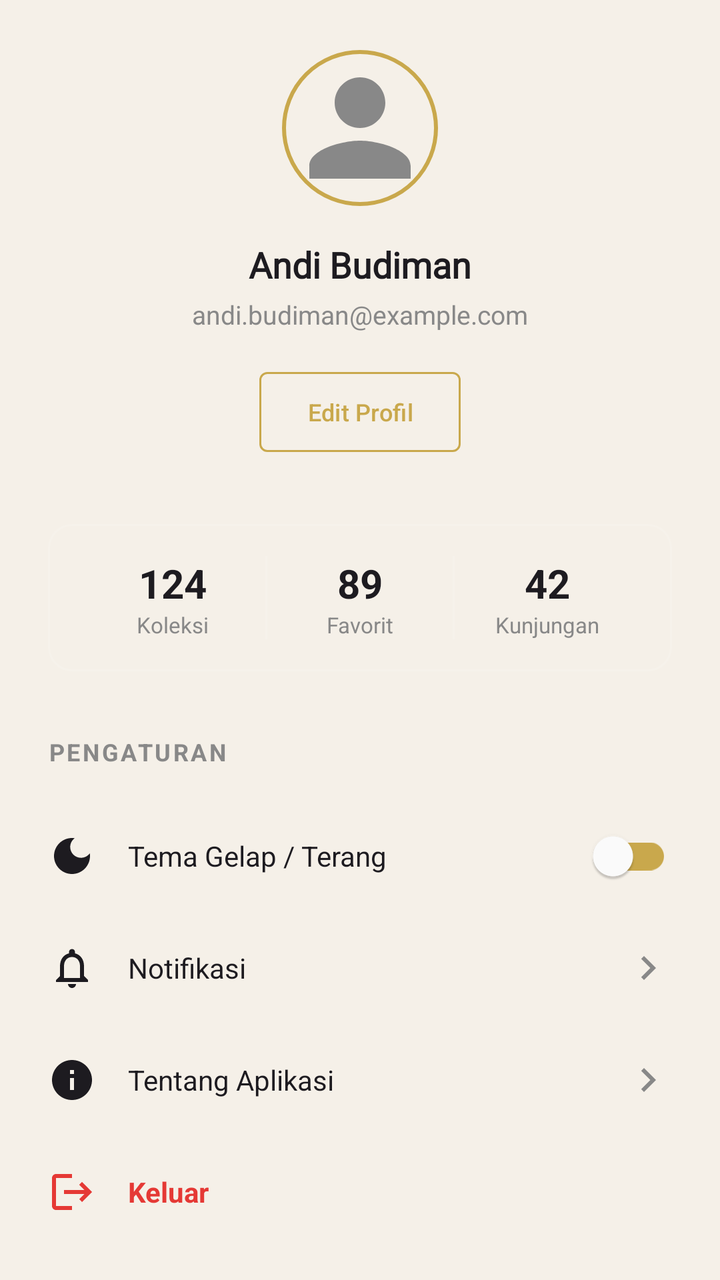
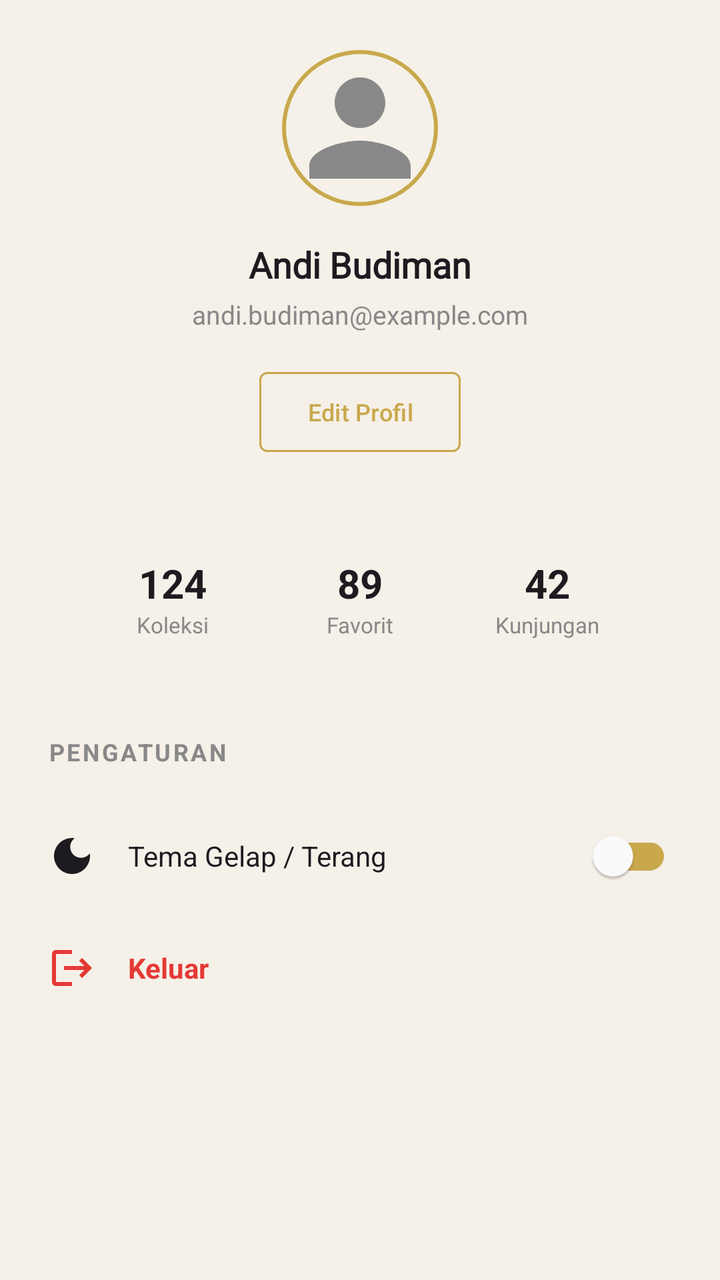

Compare the two renders of this Android layout. The source of the first and the diff that turns it into the second are given below.
<!-- AndroidManifest.xml: application theme Theme.MUSE -->
<!-- res/layout/fragment_user.xml -->
<?xml version="1.0" encoding="utf-8"?>
<androidx.core.widget.NestedScrollView xmlns:android="http://schemas.android.com/apk/res/android"
    xmlns:app="http://schemas.android.com/apk/res-auto"
    xmlns:tools="http://schemas.android.com/tools"
    android:layout_width="match_parent"
    android:layout_height="match_parent"
    android:background="?attr/colorSurface">

    <androidx.constraintlayout.widget.ConstraintLayout
        android:layout_width="match_parent"
        android:layout_height="wrap_content"
        android:padding="24dp">

        
        <com.google.android.material.imageview.ShapeableImageView
            android:id="@+id/ivAvatar"
            android:layout_width="80dp"
            android:layout_height="80dp"
            android:padding="2dp"
            android:scaleType="centerCrop"
            android:src="@drawable/ic_avatar_placeholder"
            app:layout_constraintEnd_toEndOf="parent"
            app:layout_constraintStart_toStartOf="parent"
            app:layout_constraintTop_toTopOf="parent"
            app:shapeAppearanceOverlay="@style/CircleImage"
            app:strokeColor="@color/muse_gold"
            app:strokeWidth="2dp" />

        <TextView
            android:id="@+id/tvName"
            android:layout_width="wrap_content"
            android:layout_height="wrap_content"
            android:layout_marginTop="16dp"
            android:fontFamily="@font/playfair_display"
            android:text="@string/default_user_name"
            android:textColor="?attr/colorOnSurface"
            android:textSize="18sp"
            android:textStyle="bold"
            app:layout_constraintEnd_toEndOf="parent"
            app:layout_constraintStart_toStartOf="parent"
            app:layout_constraintTop_toBottomOf="@id/ivAvatar" />

        <TextView
            android:id="@+id/tvEmail"
            android:layout_width="wrap_content"
            android:layout_height="wrap_content"
            android:layout_marginTop="4dp"
            android:text="@string/default_user_email"
            android:textColor="#888888"
            android:textSize="13sp"
            app:layout_constraintEnd_toEndOf="parent"
            app:layout_constraintStart_toStartOf="parent"
            app:layout_constraintTop_toBottomOf="@id/tvName" />

        <com.google.android.material.button.MaterialButton
            android:id="@+id/btnEditProfile"
            style="@style/Widget.Material3.Button.OutlinedButton"
            android:layout_width="wrap_content"
            android:layout_height="wrap_content"
            android:layout_marginTop="16dp"
            android:paddingHorizontal="24dp"
            android:text="@string/edit_profile"
            android:textColor="@color/muse_gold"
            android:textSize="12sp"
            app:cornerRadius="4dp"
            app:layout_constraintEnd_toEndOf="parent"
            app:layout_constraintStart_toStartOf="parent"
            app:layout_constraintTop_toBottomOf="@id/tvEmail"
            app:strokeColor="@color/muse_gold" />

        
        <com.google.android.material.card.MaterialCardView
            android:id="@+id/statsCard"
            android:layout_width="match_parent"
            android:layout_height="wrap_content"
            android:layout_marginTop="32dp"
            app:cardCornerRadius="12dp"
            app:cardElevation="0dp"
            app:layout_constraintTop_toBottomOf="@id/btnEditProfile"
            app:strokeColor="#22FFFFFF"
            app:strokeWidth="1dp">

            <LinearLayout
                android:layout_width="match_parent"
                android:layout_height="wrap_content"
                android:baselineAligned="false"
                android:orientation="horizontal"
                android:padding="16dp">

                <LinearLayout
                    android:layout_width="0dp"
                    android:layout_height="wrap_content"
                    android:layout_weight="1"
                    android:gravity="center"
                    android:orientation="vertical">
                    <TextView
                        android:id="@+id/tvStatKoleksi"
                        android:layout_width="wrap_content"
                        android:layout_height="wrap_content"
                        android:text="124"
                        android:textColor="?attr/colorOnSurface"
                        android:textSize="20sp"
                        android:textStyle="bold" />
                    <TextView
                        android:layout_width="wrap_content"
                        android:layout_height="wrap_content"
                        android:text="@string/stat_collection"
                        android:textColor="#888888"
                        android:textSize="11sp" />
                </LinearLayout>

                <View
                    android:layout_width="1dp"
                    android:layout_height="match_parent"
                    android:background="#22FFFFFF" />

                <LinearLayout
                    android:layout_width="0dp"
                    android:layout_height="wrap_content"
                    android:layout_weight="1"
                    android:gravity="center"
                    android:orientation="vertical">
                    <TextView
                        android:id="@+id/tvStatFavorit"
                        android:layout_width="wrap_content"
                        android:layout_height="wrap_content"
                        android:text="89"
                        android:textColor="?attr/colorOnSurface"
                        android:textSize="20sp"
                        android:textStyle="bold" />
                    <TextView
                        android:layout_width="wrap_content"
                        android:layout_height="wrap_content"
                        android:text="@string/stat_favorite"
                        android:textColor="#888888"
                        android:textSize="11sp" />
                </LinearLayout>

                <View
                    android:layout_width="1dp"
                    android:layout_height="match_parent"
                    android:background="#22FFFFFF" />

                <LinearLayout
                    android:layout_width="0dp"
                    android:layout_height="wrap_content"
                    android:layout_weight="1"
                    android:gravity="center"
                    android:orientation="vertical">
                    <TextView
                        android:id="@+id/tvStatKunjungan"
                        android:layout_width="wrap_content"
                        android:layout_height="wrap_content"
                        android:text="42"
                        android:textColor="?attr/colorOnSurface"
                        android:textSize="20sp"
                        android:textStyle="bold" />
                    <TextView
                        android:layout_width="wrap_content"
                        android:layout_height="wrap_content"
                        android:text="@string/stat_visits"
                        android:textColor="#888888"
                        android:textSize="11sp" />
                </LinearLayout>
            </LinearLayout>
        </com.google.android.material.card.MaterialCardView>

        
        <TextView
            android:id="@+id/tvSettingsLabel"
            android:layout_width="wrap_content"
            android:layout_height="wrap_content"
            android:layout_marginTop="32dp"
            android:letterSpacing="0.1"
            android:text="@string/settings_title"
            android:textColor="#888888"
            android:textSize="12sp"
            android:textStyle="bold"
            app:layout_constraintStart_toStartOf="parent"
            app:layout_constraintTop_toBottomOf="@id/statsCard" />

        <LinearLayout
            android:layout_width="match_parent"
            android:layout_height="wrap_content"
            android:layout_marginTop="16dp"
            android:orientation="vertical"
            app:layout_constraintTop_toBottomOf="@id/tvSettingsLabel">

            
            <RelativeLayout
                android:layout_width="match_parent"
                android:layout_height="56dp"
                android:background="?attr/selectableItemBackground">
                <ImageView
                    android:id="@+id/icTheme"
                    android:layout_width="24dp"
                    android:layout_height="24dp"
                    android:layout_centerVertical="true"
                    android:src="@drawable/ic_theme"
                    app:tint="?attr/colorOnSurface" />
                <TextView
                    android:layout_width="wrap_content"
                    android:layout_height="wrap_content"
                    android:layout_centerVertical="true"
                    android:layout_marginStart="16dp"
                    android:layout_toEndOf="@id/icTheme"
                    android:text="@string/setting_theme"
                    android:textColor="?attr/colorOnSurface"
                    android:textSize="14sp" />
                <androidx.appcompat.widget.SwitchCompat
                    android:id="@+id/switchTheme"
                    android:layout_width="wrap_content"
                    android:layout_height="wrap_content"
                    android:layout_alignParentEnd="true"
                    android:layout_centerVertical="true"
                    app:thumbTint="@color/white"
                    app:trackTint="@color/muse_gold" />
            </RelativeLayout>

            
            <RelativeLayout
                android:id="@+id/itemNotifications"
                android:layout_width="match_parent"
                android:layout_height="56dp"
                android:background="?attr/selectableItemBackground"
                android:clickable="true"
                android:focusable="true">
                <ImageView
                    android:id="@+id/icNotif"
                    android:layout_width="24dp"
                    android:layout_height="24dp"
                    android:layout_centerVertical="true"
                    android:src="@drawable/ic_notifications"
                    app:tint="?attr/colorOnSurface" />
                <TextView
                    android:layout_width="wrap_content"
                    android:layout_height="wrap_content"
                    android:layout_centerVertical="true"
                    android:layout_marginStart="16dp"
                    android:layout_toEndOf="@id/icNotif"
                    android:text="@string/setting_notifications"
                    android:textColor="?attr/colorOnSurface"
                    android:textSize="14sp" />
                <ImageView
                    android:layout_width="24dp"
                    android:layout_height="24dp"
                    android:layout_alignParentEnd="true"
                    android:layout_centerVertical="true"
                    android:src="@drawable/ic_chevron_right"
                    app:tint="#888888" />
            </RelativeLayout>

            
            <RelativeLayout
                android:id="@+id/itemAbout"
                android:layout_width="match_parent"
                android:layout_height="56dp"
                android:background="?attr/selectableItemBackground"
                android:clickable="true"
                android:focusable="true">
                <ImageView
                    android:id="@+id/icAbout"
                    android:layout_width="24dp"
                    android:layout_height="24dp"
                    android:layout_centerVertical="true"
                    android:src="@drawable/ic_info"
                    app:tint="?attr/colorOnSurface" />
                <TextView
                    android:layout_width="wrap_content"
                    android:layout_height="wrap_content"
                    android:layout_centerVertical="true"
                    android:layout_marginStart="16dp"
                    android:layout_toEndOf="@id/icAbout"
                    android:text="@string/setting_about"
                    android:textColor="?attr/colorOnSurface"
                    android:textSize="14sp" />
                <ImageView
                    android:layout_width="24dp"
                    android:layout_height="24dp"
                    android:layout_alignParentEnd="true"
                    android:layout_centerVertical="true"
                    android:src="@drawable/ic_chevron_right"
                    app:tint="#888888" />
            </RelativeLayout>

            
            <RelativeLayout
                android:id="@+id/itemLogout"
                android:layout_width="match_parent"
                android:layout_height="56dp"
                android:background="?attr/selectableItemBackground"
                android:clickable="true"
                android:focusable="true">
                <ImageView
                    android:id="@+id/icLogout"
                    android:layout_width="24dp"
                    android:layout_height="24dp"
                    android:layout_centerVertical="true"
                    android:src="@drawable/ic_logout" />
                <TextView
                    android:layout_width="wrap_content"
                    android:layout_height="wrap_content"
                    android:layout_centerVertical="true"
                    android:layout_marginStart="16dp"
                    android:layout_toEndOf="@id/icLogout"
                    android:text="@string/setting_logout"
                    android:textColor="#E53935"
                    android:textSize="14sp"
                    android:textStyle="bold" />
            </RelativeLayout>

        </LinearLayout>
    </androidx.constraintlayout.widget.ConstraintLayout>
</androidx.core.widget.NestedScrollView>
<!-- resources referenced by this layout -->
<resources>
  <color name="muse_gold">#C9A84C</color>
  <color name="white">#FFFFFFFF</color>
  <!-- drawable ic_avatar_placeholder (drawable) -->
  <vector xmlns:android="http://schemas.android.com/apk/res/android"
      android:width="24dp"
      android:height="24dp"
      android:viewportWidth="24"
      android:viewportHeight="24">
      <path
          android:fillColor="#888888"
          android:pathData="M12,12c2.21,0 4,-1.79 4,-4s-1.79,-4 -4,-4s-4,1.79 -4,4s1.79,4 4,4zm0,2c-2.67,0 -8,1.34 -8,4v2h16v-2c0,-2.66 -5.33,-4 -8,-4z" />
  </vector>
  <!-- drawable ic_chevron_right (drawable) -->
  <vector xmlns:android="http://schemas.android.com/apk/res/android"
      android:width="24dp"
      android:height="24dp"
      android:viewportWidth="24"
      android:viewportHeight="24">
      <path
          android:fillColor="#888888"
          android:pathData="M10,6L8.59,7.41L13.17,12l-4.58,4.59L10,18l6,-6z" />
  </vector>
  <!-- drawable ic_info (drawable) -->
  <vector xmlns:android="http://schemas.android.com/apk/res/android"
      android:width="24dp"
      android:height="24dp"
      android:viewportWidth="24"
      android:viewportHeight="24">
      <path
          android:fillColor="#888888"
          android:pathData="M12,2C6.48,2 2,6.48 2,12s4.48,10 10,10s10,-4.48 10,-10S17.52,2 12,2zm1,15h-2v-6h2v6zm0,-8h-2V7h2v2z" />
  </vector>
  <!-- drawable ic_logout (drawable) -->
  <vector xmlns:android="http://schemas.android.com/apk/res/android"
      android:width="24dp"
      android:height="24dp"
      android:viewportWidth="24"
      android:viewportHeight="24">
      <path
          android:fillColor="#E53935"
          android:pathData="M17,7l-1.41,1.41L18.17,11H8v2h10.17l-2.58,2.58L17,17l5,-5zM4,5h8V3H4C2.9,3 2,3.9 2,5v14c0,1.1 0.9,2 2,2h8v-2H4V5z" />
  </vector>
  <!-- drawable ic_notifications (drawable) -->
  <vector xmlns:android="http://schemas.android.com/apk/res/android"
      android:width="24dp"
      android:height="24dp"
      android:viewportWidth="24"
      android:viewportHeight="24">
      <path
          android:fillColor="#888888"
          android:pathData="M12,22c1.1,0 2,-0.9 2,-2h-4c0,1.1 0.9,2 2,2zm6,-6v-5c0,-3.07 -1.63,-5.64 -4.5,-6.32V4c0,-0.83 -0.67,-1.5 -1.5,-1.5s-1.5,0.67 -1.5,1.5v0.68C7.64,5.36 6,7.92 6,11v5l-2,2v1h16v-1l-2,-2zm-2,1H8v-6c0,-2.48 1.51,-4.5 4,-4.5s4,2.02 4,4.5v6z" />
  </vector>
  <string name="default_user_email">andi.budiman@example.com</string>
  <string name="default_user_name">Andi Budiman</string>
  <string name="edit_profile">Edit Profil</string>
  <string name="setting_about">Tentang Aplikasi</string>
  <string name="setting_logout">Keluar</string>
  <string name="setting_notifications">Notifikasi</string>
  <string name="setting_theme">Tema Gelap / Terang</string>
  <string name="settings_title">PENGATURAN</string>
  <string name="stat_collection">Koleksi</string>
  <string name="stat_favorite">Favorit</string>
  <string name="stat_visits">Kunjungan</string>
  <style name="CircleImage">
          <item name="cornerFamily">rounded</item>
          <item name="cornerSize">50%</item>
      </style>
  <color name="muse_warm_brown">#8B7355</color>
  <color name="light_background">#F5F0E8</color>
  <color name="light_card">#FFFFFF</color>
  <style name="TextAppearance.MUSE.Headline.Large" parent="TextAppearance.Material3.HeadlineLarge">
          <item name="android:fontFamily">@font/playfair_display</item>
          <item name="android:textStyle">bold</item>
      </style>
  <style name="TextAppearance.MUSE.Headline.Medium" parent="TextAppearance.Material3.HeadlineMedium">
          <item name="android:fontFamily">@font/playfair_display</item>
          <item name="android:textStyle">bold</item>
      </style>
  <!-- unchanged entries left out for length: 2 -->
</resources>

<!-- the commit's change to res/layout/fragment_user.xml (unified diff, before → after) -->
@@ -215,72 +215,6 @@
                     android:layout_centerVertical="true"
                     app:thumbTint="@color/white"
                     app:trackTint="@color/muse_gold" />
-            </RelativeLayout>
-
-            
-            <RelativeLayout
-                android:id="@+id/itemNotifications"
-                android:layout_width="match_parent"
-                android:layout_height="56dp"
-                android:background="?attr/selectableItemBackground"
-                android:clickable="true"
-                android:focusable="true">
-                <ImageView
-                    android:id="@+id/icNotif"
-                    android:layout_width="24dp"
-                    android:layout_height="24dp"
-                    android:layout_centerVertical="true"
-                    android:src="@drawable/ic_notifications"
-                    app:tint="?attr/colorOnSurface" />
-                <TextView
-                    android:layout_width="wrap_content"
-                    android:layout_height="wrap_content"
-                    android:layout_centerVertical="true"
-                    android:layout_marginStart="16dp"
-                    android:layout_toEndOf="@id/icNotif"
-                    android:text="@string/setting_notifications"
-                    android:textColor="?attr/colorOnSurface"
-                    android:textSize="14sp" />
-                <ImageView
-                    android:layout_width="24dp"
-                    android:layout_height="24dp"
-                    android:layout_alignParentEnd="true"
-                    android:layout_centerVertical="true"
-                    android:src="@drawable/ic_chevron_right"
-                    app:tint="#888888" />
-            </RelativeLayout>
-
-            
-            <RelativeLayout
-                android:id="@+id/itemAbout"
-                android:layout_width="match_parent"
-                android:layout_height="56dp"
-                android:background="?attr/selectableItemBackground"
-                android:clickable="true"
-                android:focusable="true">
-                <ImageView
-                    android:id="@+id/icAbout"
-                    android:layout_width="24dp"
-                    android:layout_height="24dp"
-                    android:layout_centerVertical="true"
-                    android:src="@drawable/ic_info"
-                    app:tint="?attr/colorOnSurface" />
-                <TextView
-                    android:layout_width="wrap_content"
-                    android:layout_height="wrap_content"
-                    android:layout_centerVertical="true"
-                    android:layout_marginStart="16dp"
-                    android:layout_toEndOf="@id/icAbout"
-                    android:text="@string/setting_about"
-                    android:textColor="?attr/colorOnSurface"
-                    android:textSize="14sp" />
-                <ImageView
-                    android:layout_width="24dp"
-                    android:layout_height="24dp"
-                    android:layout_alignParentEnd="true"
-                    android:layout_centerVertical="true"
-                    android:src="@drawable/ic_chevron_right"
-                    app:tint="#888888" />
             </RelativeLayout>
 
             
<!-- resource entries referenced after the edit -->
@@ -12,26 +12,6 @@
           android:fillColor="#888888"
           android:pathData="M12,12c2.21,0 4,-1.79 4,-4s-1.79,-4 -4,-4s-4,1.79 -4,4s1.79,4 4,4zm0,2c-2.67,0 -8,1.34 -8,4v2h16v-2c0,-2.66 -5.33,-4 -8,-4z" />
   </vector>
-  <!-- drawable ic_chevron_right (drawable) -->
-  <vector xmlns:android="http://schemas.android.com/apk/res/android"
-      android:width="24dp"
-      android:height="24dp"
-      android:viewportWidth="24"
-      android:viewportHeight="24">
-      <path
-          android:fillColor="#888888"
-          android:pathData="M10,6L8.59,7.41L13.17,12l-4.58,4.59L10,18l6,-6z" />
-  </vector>
-  <!-- drawable ic_info (drawable) -->
-  <vector xmlns:android="http://schemas.android.com/apk/res/android"
-      android:width="24dp"
-      android:height="24dp"
-      android:viewportWidth="24"
-      android:viewportHeight="24">
-      <path
-          android:fillColor="#888888"
-          android:pathData="M12,2C6.48,2 2,6.48 2,12s4.48,10 10,10s10,-4.48 10,-10S17.52,2 12,2zm1,15h-2v-6h2v6zm0,-8h-2V7h2v2z" />
-  </vector>
   <!-- drawable ic_logout (drawable) -->
   <vector xmlns:android="http://schemas.android.com/apk/res/android"
       android:width="24dp"
@@ -42,22 +22,10 @@
           android:fillColor="#E53935"
           android:pathData="M17,7l-1.41,1.41L18.17,11H8v2h10.17l-2.58,2.58L17,17l5,-5zM4,5h8V3H4C2.9,3 2,3.9 2,5v14c0,1.1 0.9,2 2,2h8v-2H4V5z" />
   </vector>
-  <!-- drawable ic_notifications (drawable) -->
-  <vector xmlns:android="http://schemas.android.com/apk/res/android"
-      android:width="24dp"
-      android:height="24dp"
-      android:viewportWidth="24"
-      android:viewportHeight="24">
-      <path
-          android:fillColor="#888888"
-          android:pathData="M12,22c1.1,0 2,-0.9 2,-2h-4c0,1.1 0.9,2 2,2zm6,-6v-5c0,-3.07 -1.63,-5.64 -4.5,-6.32V4c0,-0.83 -0.67,-1.5 -1.5,-1.5s-1.5,0.67 -1.5,1.5v0.68C7.64,5.36 6,7.92 6,11v5l-2,2v1h16v-1l-2,-2zm-2,1H8v-6c0,-2.48 1.51,-4.5 4,-4.5s4,2.02 4,4.5v6z" />
-  </vector>
   <string name="default_user_email">andi.budiman@example.com</string>
   <string name="default_user_name">Andi Budiman</string>
   <string name="edit_profile">Edit Profil</string>
-  <string name="setting_about">Tentang Aplikasi</string>
   <string name="setting_logout">Keluar</string>
-  <string name="setting_notifications">Notifikasi</string>
   <string name="setting_theme">Tema Gelap / Terang</string>
   <string name="settings_title">PENGATURAN</string>
   <string name="stat_collection">Koleksi</string>
